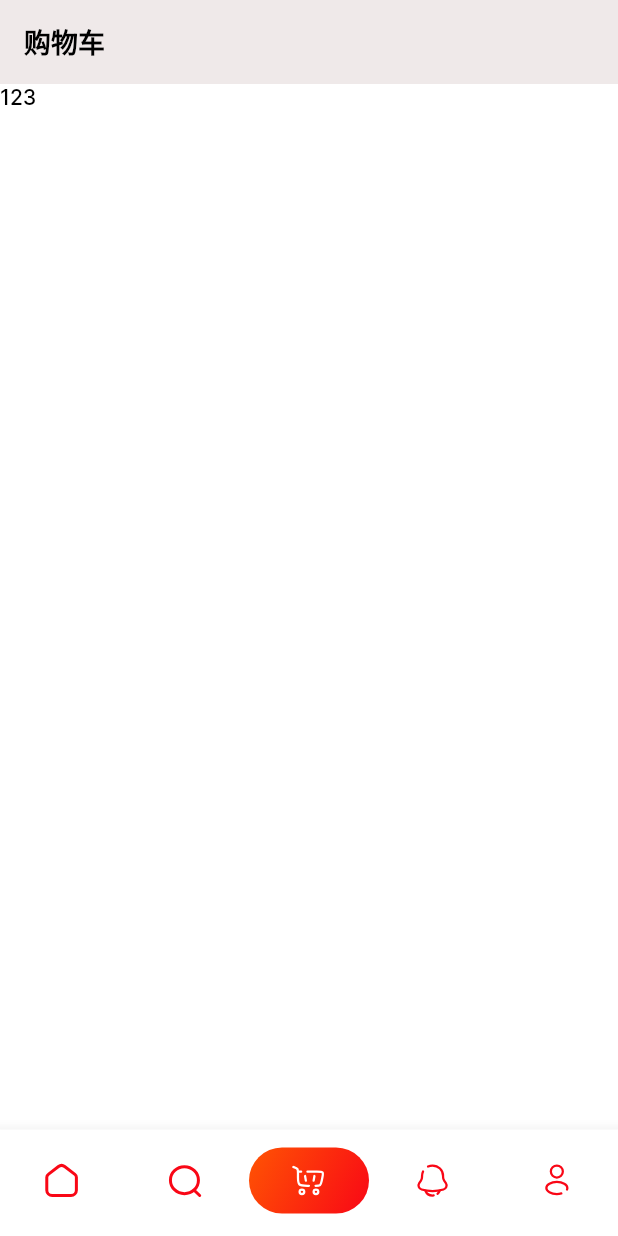
After one commit to suchiyap/flutter, a Flutter app: the screen it shows after launch, item 3 of the bottom bar chosen, on a phone screen of 412 x 824 dp. The commit adds this screen. Run offline on Flutter 3.47's test engine with Material 2 defaults, Android fonts, the phone set to English and light mode, and no system bars; our stand-ins replace carousel_slider, flutter_svg, share_plus.

Commit message:
Share main file

```diff
--- a/lib/components/nav_bar.dart
+++ b/lib/components/nav_bar.dart
@@ -3,21 +3,17 @@ import 'package:flutter_svg/flutter_svg.dart';
 import 'package:temple_dev/constants.dart';
 
 class NavBar extends StatefulWidget {
-  const NavBar({super.key});
+  const NavBar(
+      {super.key, required this.selectedIndex, required this.onItemTapped});
+
+  final int selectedIndex;
+  final Function(int) onItemTapped;
 
   @override
   State<NavBar> createState() => _NavBarState();
 }
 
 class _NavBarState extends State<NavBar> {
-  int _selectedIndex = 0;
-
-  void _onItemTapped(int index) {
-    setState(() {
-      _selectedIndex = index;
-    });
-  }
-
   @override
   Widget build(BuildContext context) {
     return BottomNavigationBar(
@@ -89,9 +85,9 @@ class _NavBarState extends State<NavBar> {
           label: '',
         ),
       ],
-      currentIndex: _selectedIndex,
+      currentIndex: widget.selectedIndex,
       selectedItemColor: kPrimaryColor,
-      onTap: _onItemTapped,
+      onTap: widget.onItemTapped,
     );
   }
 }
--- a/lib/constants.dart
+++ b/lib/constants.dart
@@ -32,6 +32,7 @@ const kButtonTextColor = Colors.white;
 const kRatingBarColor = Color(0xFFFFCA03);
 const kDisabledColor = Colors.grey;
 const kErrorColor = Colors.red;
+const kBackgroundColor = Color(0xFFEFE9E9);
 
 const kPrimaryBackgroundColor = Colors.white;
 
--- a/lib/routes.dart
+++ b/lib/routes.dart
@@ -1,4 +1,5 @@
 import 'package:flutter/widgets.dart';
+import 'package:temple_dev/screens/cart/cart.dart';
 import 'package:temple_dev/screens/main/main.dart';
 import 'package:temple_dev/screens/product_details/product_details.dart';
 import 'package:temple_dev/screens/splash_screen/splash_screen.dart';
@@ -9,4 +10,5 @@ final Map<String, WidgetBuilder> routes = {
   SplashScreen.routeName: (context) => const SplashScreen(),
   MainScreen.routeName: (context) => const MainScreen(),
   ProductDetails.routeName: (context) => const ProductDetails(),
+  Cart.routeName: (context) => const Cart(),
 };
--- /dev/null
+++ b/lib/screens/cart/cart.dart
@@ -0,0 +1,28 @@
+import 'package:flutter/material.dart';
+import 'package:temple_dev/constants.dart';
+
+class Cart extends StatefulWidget {
+  static String routeName = "/cart";
+  const Cart({super.key});
+
+  @override
+  State<Cart> createState() => _CartState();
+}
+
+class _CartState extends State<Cart> {
+  @override
+  Widget build(BuildContext context) {
+    return Scaffold(
+      appBar: AppBar(
+          backgroundColor: kBackgroundColor,
+          centerTitle: false,
+          title: const Text(
+            '购物车',
+            style: titleStyle,
+          )),
+      body: Container(
+        child: const Text('123'),
+      ),
+    );
+  }
+}
--- a/lib/screens/main/main.dart
+++ b/lib/screens/main/main.dart
@@ -1,10 +1,12 @@
 import 'package:flutter/material.dart';
 import 'package:temple_dev/constants.dart';
 import 'package:temple_dev/components/nav_bar.dart';
+import 'package:temple_dev/screens/cart/cart.dart';
 import 'package:temple_dev/screens/home/home_screen.dart';
 
 class MainScreen extends StatefulWidget {
   static String routeName = "/main";
+
   const MainScreen({super.key});
 
   @override
@@ -12,6 +14,22 @@ class MainScreen extends StatefulWidget {
 }
 
 class _MainScreenState extends State<MainScreen> {
+  int _selectedIndex = 0;
+
+  final List<Widget> _pageLists = <Widget>[
+    const MyHomePage(title: '海南会東禪寺'),
+    const MyHomePage(title: '海南会東禪寺'),
+    const Cart(),
+    const MyHomePage(title: '海南会東禪寺'),
+    const MyHomePage(title: '海南会東禪寺'),
+  ];
+
+  void _onItemTapped(int index) {
+    setState(() {
+      _selectedIndex = index;
+    });
+  }
+
   @override
   Widget build(BuildContext context) {
     Future<bool> showCloseAppDialog() async {
@@ -22,7 +40,8 @@ class _MainScreenState extends State<MainScreen> {
           return AlertDialog(
             backgroundColor: kPrimaryBackgroundColor,
             // title: const Text('Close APP'),
-            content: const Text('Are you sure you want to close application?', style: TextStyle(fontSize: 14)),
+            content: const Text('Are you sure you want to close application?',
+                style: TextStyle(fontSize: 14)),
             actions: <Widget>[
               TextButton(
                 child: const Text('No', style: TextStyle(color: kSubTextColor)),
@@ -31,7 +50,8 @@ class _MainScreenState extends State<MainScreen> {
                 },
               ),
               TextButton(
-                child: const Text('Yes', style: TextStyle(color: kPrimaryColor)),
+                child:
+                    const Text('Yes', style: TextStyle(color: kPrimaryColor)),
                 onPressed: () {
                   Navigator.of(context).pop(true);
                 },
@@ -41,11 +61,15 @@ class _MainScreenState extends State<MainScreen> {
         },
       );
     }
+
     return WillPopScope(
       onWillPop: showCloseAppDialog,
-      child: const Scaffold(
-        body: MyHomePage(title: '海南会東禪寺'),
-        bottomNavigationBar: NavBar(),
+      child: Scaffold(
+        body: _pageLists[_selectedIndex],
+        bottomNavigationBar: NavBar(
+          selectedIndex: _selectedIndex,
+          onItemTapped: _onItemTapped,
+        ),
       ),
     );
   }
--- a/lib/screens/product_details/component/content.dart
+++ b/lib/screens/product_details/component/content.dart
@@ -20,7 +20,7 @@ class _ProductContentState extends State<ProductContent> {
             children: [
               Container(
                   padding: const EdgeInsets.all(8),
-                  color: const Color(0xFFEFE9E9),
+                  color: kBackgroundColor,
                   child: Column(children: [
                     Container(
                       margin: const EdgeInsets.only(bottom: 10),
@@ -70,7 +70,7 @@ class _ProductContentState extends State<ProductContent> {
                                   ],
                                 ),
                                 SizedBox(
-                                  height: 38,
+                                  height: 40,
                                   child: Row(
                                     mainAxisAlignment: MainAxisAlignment.center,
                                     children: [
@@ -96,20 +96,21 @@ class _ProductContentState extends State<ProductContent> {
                                         children: [
                                           TextButton(
                                             style: TextButton.styleFrom(
-                                              padding: EdgeInsets.zero,
-                                              minimumSize: const Size(20,20),
-                                              tapTargetSize: MaterialTapTargetSize.shrinkWrap),
+                                                padding: EdgeInsets.zero,
+                                                minimumSize: const Size(20, 20),
+                                                tapTargetSize:
+                                                    MaterialTapTargetSize
+                                                        .shrinkWrap),
                                             onPressed: () {
                                               Share.share("https://google.com");
                                             },
                                             child: SvgPicture.asset(
-                                                  'assets/icons/Share.svg'),
+                                                'assets/icons/Share.svg'),
                                           ),
                                           const Text('分享',
-                                            style: TextStyle(
-                                              fontWeight: FontWeight.bold,
-                                            )
-                                          ),
+                                              style: TextStyle(
+                                                fontWeight: FontWeight.bold,
+                                              )),
                                         ],
                                       ),
                                     ],
--- a/lib/screens/product_details/component/nav.dart
+++ b/lib/screens/product_details/component/nav.dart
@@ -1,6 +1,7 @@
 import 'package:flutter/material.dart';
 import 'package:flutter_svg/flutter_svg.dart';
 import 'package:temple_dev/constants.dart';
+import 'package:temple_dev/screens/cart/cart.dart';
 
 class CartNav extends StatefulWidget {
   const CartNav({super.key});
@@ -23,6 +24,7 @@ class _CartNavState extends State<CartNav> {
           crossAxisAlignment: CrossAxisAlignment.center,
           children: [
             GestureDetector(
+                onTap: () => Navigator.pushNamed(context, Cart.routeName),
                 child: Stack(children: [
                   SizedBox(
                     width: 60,
@@ -37,8 +39,8 @@ class _CartNavState extends State<CartNav> {
                         ),
                         const Text(
                           '购物车',
-                      style:
-                          TextStyle(fontWeight: FontWeight.bold, fontSize: 12),
+                          style: TextStyle(
+                              fontWeight: FontWeight.bold, fontSize: 12),
                         ),
                       ],
                     ),
@@ -53,7 +55,8 @@ class _CartNavState extends State<CartNav> {
                         decoration: BoxDecoration(
                             color: Colors.white,
                             borderRadius: BorderRadius.circular(50),
-                        border: Border.all(color: Colors.black, width: 2.0)),
+                            border:
+                                Border.all(color: Colors.black, width: 2.0)),
                         child: Row(
                             mainAxisAlignment: MainAxisAlignment.center,
                             crossAxisAlignment: CrossAxisAlignment.center,
```
Lines whose indentation alone changed are shown as unchanged.
